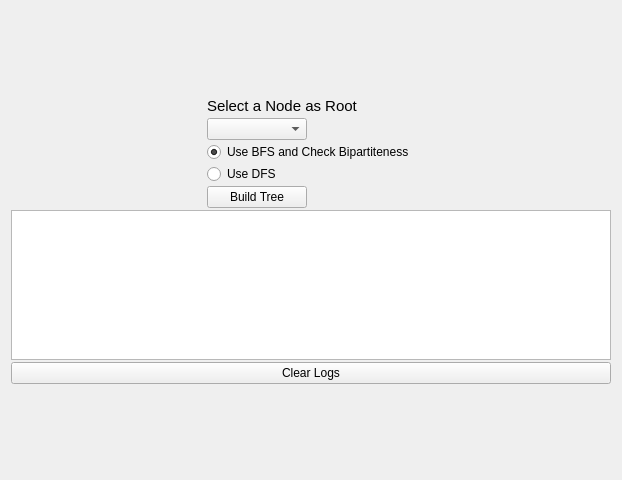
jorgemedra/Algorithms, file frmgraphs.ui: the form before one commit.
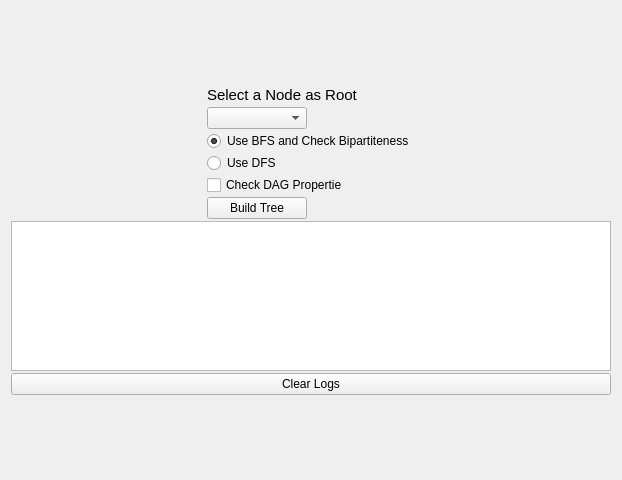
The form after the commit.

What changed in the file:
```diff
--- a/frmgraphs.ui
+++ b/frmgraphs.ui
@@ -69,6 +69,13 @@
            </property>
           </widget>
          </item>
+         <item>
+          <widget class="QCheckBox" name="cnkDAG">
+           <property name="text">
+            <string>Check DAG Propertie</string>
+           </property>
+          </widget>
+         </item>
          <item>
           <widget class="QPushButton" name="cmdBuildTree">
            <property name="maximumSize">
```
